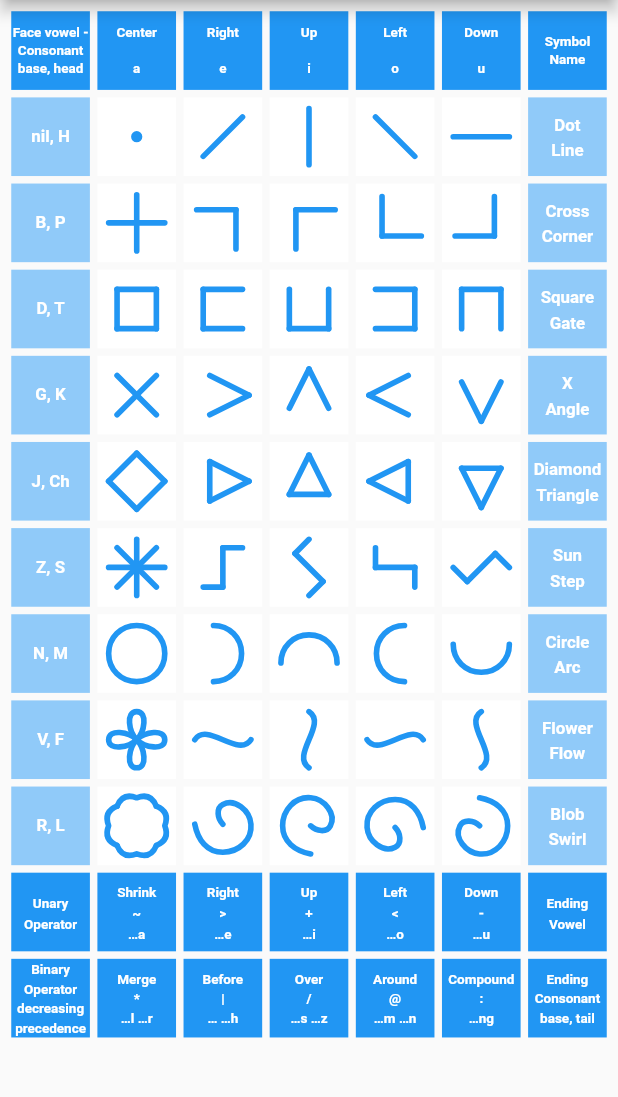
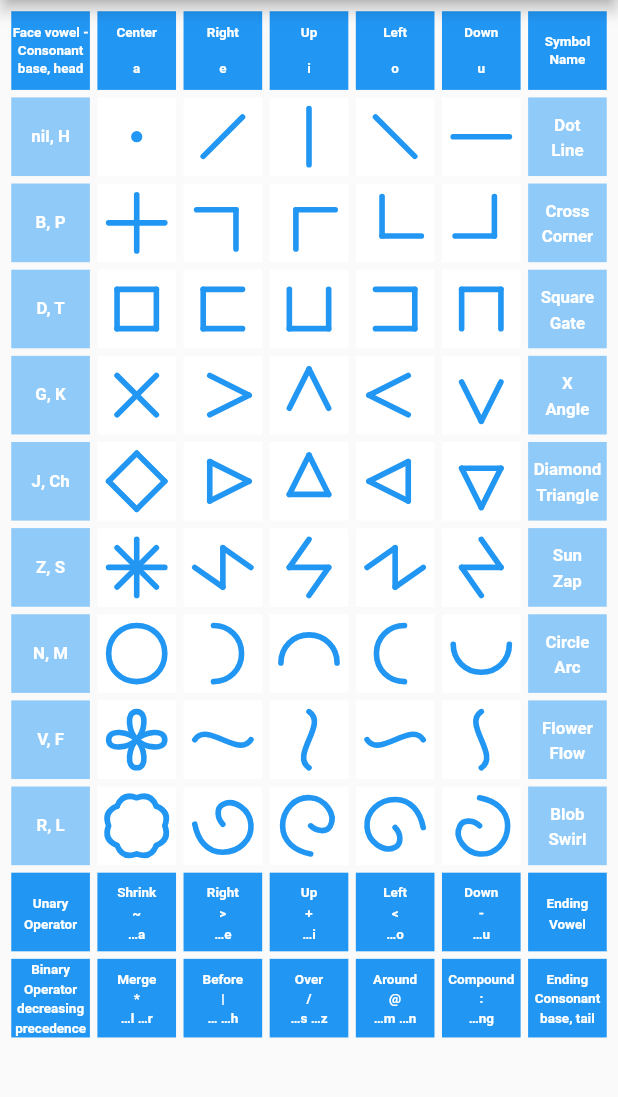
Before and after one commit to bguan/grafon, a Flutter app: the screen it shows after launch, on a phone screen of 412 x 824 dp, the part 84-1181 px from its top. Run offline on Flutter 3.47's test engine with Material 2 defaults, Android fonts, the phone set to English and light mode, and no system bars; our stand-ins replace tuple.

Commit message:
More tweaks to Gram Table.

```diff
--- a/lib/gram_table.dart
+++ b/lib/gram_table.dart
@@ -186,7 +186,7 @@ enum Quads {
   Angle,
   Gate,
   Triangle,
-  Step,
+  Zap,
   Arc,
   Flow,
   Swirl,
@@ -214,8 +214,8 @@ class _QuadHelper {
     PolyLine.anchors([Anchor.NW, Anchor.IE, Anchor.SW, Anchor.NW])
   ];
 
-  static final stepPaths = [
-    PolyLine.anchors([Anchor.SW, Anchor.IS, Anchor.IN, Anchor.NE])
+  static final zapPaths = [
+    PolyLine.anchors([Anchor.W, Anchor.IS, Anchor.IN, Anchor.E])
   ];
 
   static final arcPaths = [
@@ -255,7 +255,7 @@ class _QuadHelper {
     Quads.Angle: RotatingQuads(anglePaths, ConsPair.GAKA),
     Quads.Gate: RotatingQuads(gatePaths, ConsPair.DATA),
     Quads.Triangle: RotatingQuads(trianglePaths, ConsPair.JACHA),
-    Quads.Step: SemiRotatingQuads(stepPaths, ConsPair.ZASA),
+    Quads.Zap: FlipQuads(zapPaths, ConsPair.ZASA),
     Quads.Arc: RotatingQuads(arcPaths, ConsPair.NAMA),
     Quads.Flow: FlipQuads(flowPaths, ConsPair.VAFA),
     Quads.Swirl: DoubleFlipQuads(swirlPaths, ConsPair.RALA),
```
Also changed, not shown: assets/images/gramtable.png.
